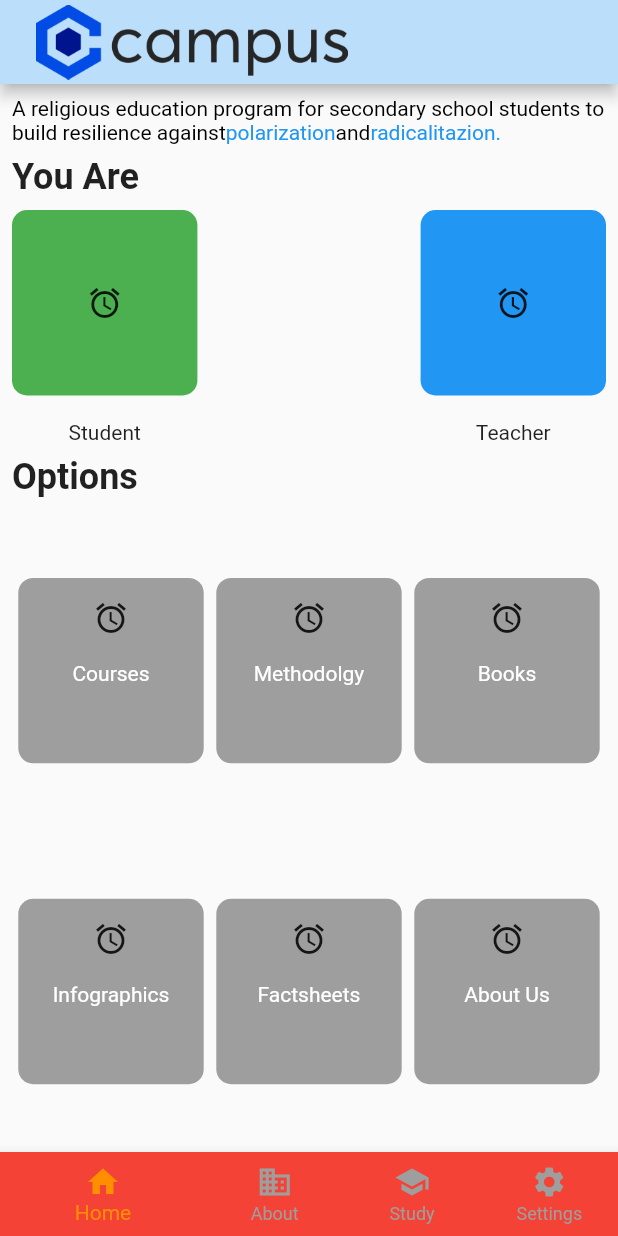
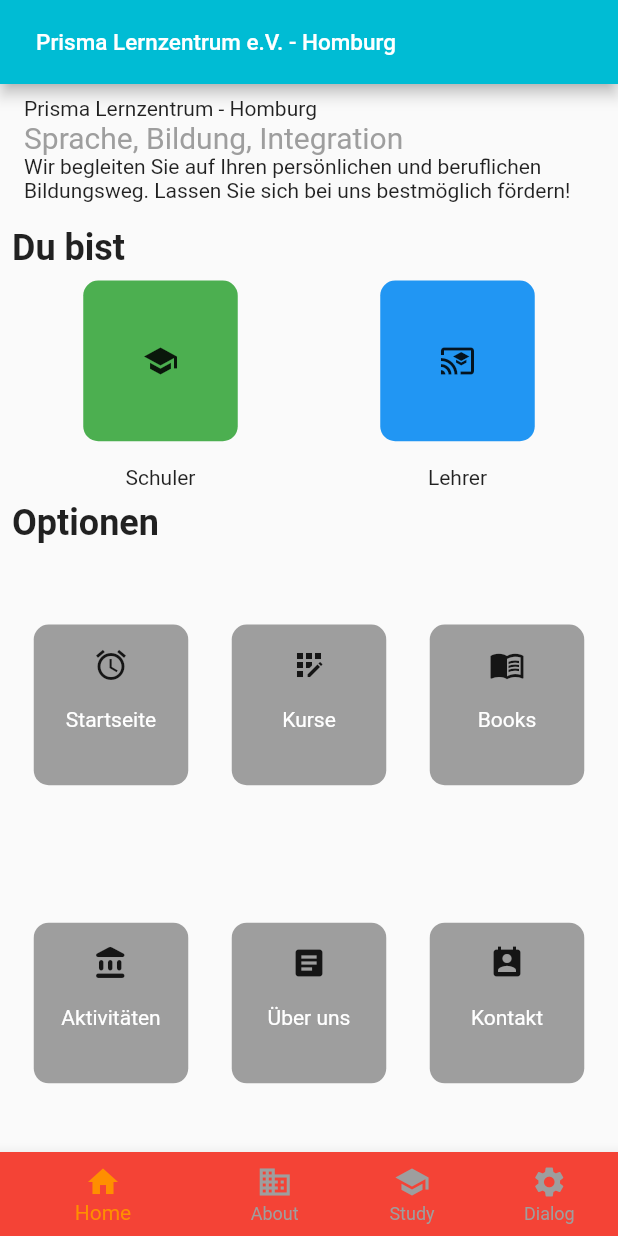
Before and after one commit to emircaglar/campus, a Flutter app: the screen it shows after launch, on a phone screen of 412 x 824 dp. Run offline on Flutter 3.47's test engine with Material 2 defaults, Android fonts, the phone set to English and light mode, and no system bars.

Commit message:
prisma aboutcontainer

```diff
--- a/lib/home.dart
+++ b/lib/home.dart
@@ -1,5 +1,8 @@
 import 'package:flutter/cupertino.dart';
 import 'package:flutter/material.dart';
+import 'package:untitled1/study.dart';
+
+import 'books.dart';
 
 class Home extends StatelessWidget {
   const Home({Key? key}) : super(key: key);
@@ -7,36 +10,78 @@
   @override
   Widget build(BuildContext context) {
     var media = MediaQuery.of(context).size;
+    var data = MediaQuery.of(context);
     return Scaffold(
+      appBar: AppBar(
+        backgroundColor: Colors.cyan,
+
+         title: Padding(
+           padding: const EdgeInsets.all(8.0),
+           child: Container(child: Text("Prisma Lernzentrum e.V. - Homburg",style: TextStyle(fontSize: 15),)),
+         ),
+
+      ),
       body: Padding(
         padding: const EdgeInsets.symmetric(horizontal: 8),
         child: Column(
           children: [
+            /*Padding(
+              padding: const EdgeInsets.fromLTRB(8, 8, 8, 0),
+              child: RichText(
+                text: TextSpan(
+                  text:
+                  'Prisma Lernzentrum - Homburg   ',
+                  style: TextStyle(color: Colors.black),
+                  children: [
+                    TextSpan(
+                        text: 'Sprache, Bildung, Integration            ',
+                        style: TextStyle(color: Colors.grey,fontSize: 19)),
+
+                    TextSpan(
+                        text: '   Wir begleiten Sie auf Ihren persönlichen und beruflichen Bildungsweg. Lassen Sie sich bei uns bestmöglich fördern!',
+                        style: TextStyle(color: Colors.black)),
+                  ],
+                ),
+              ),
+            ),*/
+            Padding(
+              padding: const EdgeInsets.all(8.0),
+              child: Column(
+                mainAxisAlignment: MainAxisAlignment.end,
+                  crossAxisAlignment: CrossAxisAlignment.start,
+                  children: [
+                Text('Prisma Lernzentrum - Homburg'),
+
+                Text('Sprache, Bildung, Integration',style: TextStyle(fontSize: 20,color: Colors.grey),),
+
+                Text('Wir begleiten Sie auf Ihren persönlichen und beruflichen Bildungsweg. Lassen Sie sich bei uns bestmöglich fördern!'),],),
+            ),
+
             Row(
               children: [
                 Padding(
                   padding: const EdgeInsets.symmetric(vertical: 8.0),
-                  child: Text("You Are",
+                  child: Text(
+                    "Du bist",
                     textAlign: TextAlign.start,
-                      style:
-                          TextStyle(fontSize: 24, fontWeight: FontWeight.bold),
+                    style: TextStyle(fontSize: 24, fontWeight: FontWeight.bold),
                   ),
                 ),
               ],
             ),
             Row(
-              mainAxisAlignment: MainAxisAlignment.spaceBetween,
+              mainAxisAlignment: MainAxisAlignment.spaceAround,
               children: [
                 HomeUserContainer(
                   media: media,
-                  bottumText: 'Student',
-                  buttomIcon: Icons.access_alarm,
+                  bottumText: 'Schuler',
+                  buttomIcon: Icons.school,
                   color: Colors.green,
                 ),
                 HomeUserContainer(
                   media: media,
-                  bottumText: 'Teacher',
-                  buttomIcon: Icons.access_alarm,
+                  bottumText: 'Lehrer',
+                  buttomIcon: Icons.cast_for_education,
                   color: Colors.blue,
                 ),
               ],
@@ -45,7 +90,7 @@
               children: [
                 Padding(
                   padding: const EdgeInsets.symmetric(vertical: 8.0),
-                  child: Text("Options",
+                  child: Text("Optionen",
                       textAlign: TextAlign.start,
                       style:
                           TextStyle(fontSize: 24, fontWeight: FontWeight.bold)),
@@ -61,18 +106,31 @@
                     children: [
                       HomeoptionsContainer(
                         media: media,
-                        bottumText: 'Courses',
+                        bottumText: 'Startseite',
                         buttomIcon: Icons.access_alarm,
+                        navigate: () {
+                      Navigator.push(
+                      context,
+                      MaterialPageRoute(builder: (context) => Study()),
+                      );
+                      }
+                        ,
                       ),
                       HomeoptionsContainer(
                         media: media,
-                        bottumText: 'Methodolgy',
-                        buttomIcon: Icons.access_alarm,
+                        bottumText: 'Kurse',
+                        buttomIcon: Icons.app_registration,
                       ),
                       HomeoptionsContainer(
                         media: media,
                         bottumText: 'Books',
-                        buttomIcon: Icons.access_alarm,
+                        buttomIcon: Icons.menu_book,navigate: () {
+                        Navigator.push(
+                          context,
+                          MaterialPageRoute(builder: (context) => Books()),
+                        );
+                      }
+                        ,
                       )
                     ],
                   ),
@@ -81,18 +139,18 @@
                     children: [
                       HomeoptionsContainer(
                         media: media,
-                        bottumText: 'Infographics',
-                        buttomIcon: Icons.access_alarm,
+                        bottumText: 'Aktivitäten',
+                        buttomIcon: Icons.account_balance_rounded,
                       ),
                       HomeoptionsContainer(
                         media: media,
-                        bottumText: 'Factsheets',
-                        buttomIcon: Icons.access_alarm,
+                        bottumText: 'Über uns',
+                        buttomIcon: Icons.article,
                       ),
                       HomeoptionsContainer(
                         media: media,
-                        bottumText: 'About Us',
-                        buttomIcon: Icons.access_alarm,
+                        bottumText: 'Kontakt',
+                        buttomIcon: Icons.perm_contact_calendar,
                       )
                     ],
                   ),
@@ -112,15 +170,18 @@
     required this.media,
     required this.bottumText,
     required this.buttomIcon,
+     this.navigate,
   }) : super(key: key);
 
   final Size media;
   final String bottumText;
   final IconData buttomIcon;
-
+  final Function ()? navigate;
   @override
   Widget build(BuildContext context) {
-    return Container(
+    return GestureDetector(
+      onTap: navigate,
+      child: Container(
         decoration: BoxDecoration(
             borderRadius: BorderRadius.circular(10), color: Colors.grey),
         child: Padding(
@@ -129,11 +190,16 @@
             children: [
               Icon(buttomIcon),
               SizedBox(height: media.height * 0.02),
-            Text(bottumText,style: TextStyle(color: Colors.white),)],
+              Text(
+                bottumText,
+                style: TextStyle(color: Colors.white),
+              )
+            ],
           ),
         ),
-      width: media.width * .3,
-      height: media.height * .15,
+        width: media.width * .25,
+        height: media.height * .13,
+      ),
     );
   }
 }
@@ -160,8 +226,8 @@
           decoration: BoxDecoration(
               borderRadius: BorderRadius.circular(10), color: color),
           child: Icon(buttomIcon),
-          width: media.width * .3,
-          height: media.height * .15,
+          width: media.width * .25,
+          height: media.height * .13,
         ),
         SizedBox(height: media.height * 0.02),
         Text(bottumText)
--- a/lib/main.dart
+++ b/lib/main.dart
@@ -2,6 +2,7 @@
 import 'package:flutter/material.dart';
 import 'package:provider/provider.dart';
 import 'package:untitled1/home.dart';
+import 'package:untitled1/progress.dart';
 import 'package:untitled1/providers/navigator.dart';
 import 'package:untitled1/settings.dart';
 import 'package:untitled1/study.dart';
@@ -27,15 +28,6 @@
     return MaterialApp(
       title: 'Flutter Demo',
       theme: ThemeData(
-        // This is the theme of your application.
-        //
-        // Try running your application with "flutter run". You'll see the
-        // application has a blue toolbar. Then, without quitting the app, try
-        // changing the primarySwatch below to Colors.green and then invoke
-        // "hot reload" (press "r" in the console where you ran "flutter run",
-        // or simply save your changes to "hot reload" in a Flutter IDE).
-        // Notice that the counter didn't reset back to zero; the application
-        // is not restarted.
         primarySwatch: Colors.blue,
         dividerColor: Colors.transparent,
       ),
@@ -47,59 +39,36 @@
 class MainPage extends StatelessWidget {
 //const HomePage({Key? key}) : super(key: key);
   final PageController _pageController = PageController(initialPage: 0);
-  List<Widget> homePages = [Home(), About(), Study(),Public(),Settings()];
+  List<Widget> homePages = [Home(), About(), Study(), Public(), Settings()];
 
 //homePages[context.watch()<NavigatorProvider>().currontIndex]
   @override
   Widget build(BuildContext context) {
+    var currentIndex=context.watch<NavigatorProvider>().currontIndex;
+
     return Scaffold(
-      appBar: AppBar(
+      appBar: (currentIndex==0) ? null : AppBar(
         backgroundColor: Colors.blue[100],
         title: Padding(
           padding: const EdgeInsets.all(8.0),
           child: Container(
-              child:Image.asset(
-                "images/campus.png",
-                height: 50,
-              ),
+            child: Image.asset(
+              "images/campus.png",
+              height: 50,
+            ),
           ),
         ),
       ),
       body: Column(
         children: [
-          Padding(
-            padding: const EdgeInsets.fromLTRB(8,8,8,0),
-            child: RichText(
-              text: TextSpan(
-                text:
-                'A religious education program for secondary school students to build resilience against',
-                style: TextStyle(color: Colors.black),
-                children: [
-                  TextSpan(
-                      text: 'polarization',
-                      style: TextStyle(color: Colors.blue)),
-                  TextSpan(
-                    text: 'and',
-                    style: TextStyle(color: Colors.black),
-                  ),
-                  TextSpan(
-                      text: 'radicalitazion.',
-                      style: TextStyle(color: Colors.blue)),
-                ],
-              ),
-            ),
-          ),
-
-
-
 
           Flexible(
             child: PageView(
               controller: _pageController,
               onPageChanged: (index) {
-                context.read<NavigatorProvider>().currontIndex=index;
+                context.read<NavigatorProvider>().currontIndex = index;
               },
-              children: [Home(), About(), Study(), Settings()],
+              children: [Home(), About(), Study(), Progress()],
             ),
           ),
         ],
@@ -110,12 +79,12 @@
             icon: Icon(Icons.home),
             label: 'Home',
             backgroundColor: Colors.red,
-          ),
-          BottomNavigationBarItem(
+          ), BottomNavigationBarItem(
             icon: Icon(Icons.business), // todo bura degisecek
             label: 'About',
             backgroundColor: Colors.green,
           ),
+
           BottomNavigationBarItem(
             icon: Icon(Icons.school),
             label: 'Study',
@@ -123,7 +92,7 @@
           ),
           BottomNavigationBarItem(
             icon: Icon(Icons.settings),
-            label: 'Settings',
+            label: 'Dialog',
             backgroundColor: Colors.pink,
           ),
         ],
@@ -134,7 +103,7 @@
           context.read<NavigatorProvider>().currontIndex = index;
           _pageController.jumpToPage(index);
         },
-        currentIndex: context.watch<NavigatorProvider>().currontIndex,
+        currentIndex: currentIndex,
       ),
     );
   }
--- a/lib/study.dart
+++ b/lib/study.dart
@@ -9,6 +9,9 @@
   Widget build(BuildContext context) {
     var media = MediaQuery.of(context).size;
     return Scaffold(
+      appBar: AppBar(
+        iconTheme: IconThemeData(color: Colors.black),
+      ),
       body: Column(
         mainAxisAlignment: MainAxisAlignment.spaceEvenly,
         children: [
```
Also changed, not shown: lib/books.dart (added, +88 -0 lines), lib/progress.dart (added, +14 -0 lines), images/prisma.png (added). Lines whose indentation alone changed are shown as unchanged.
